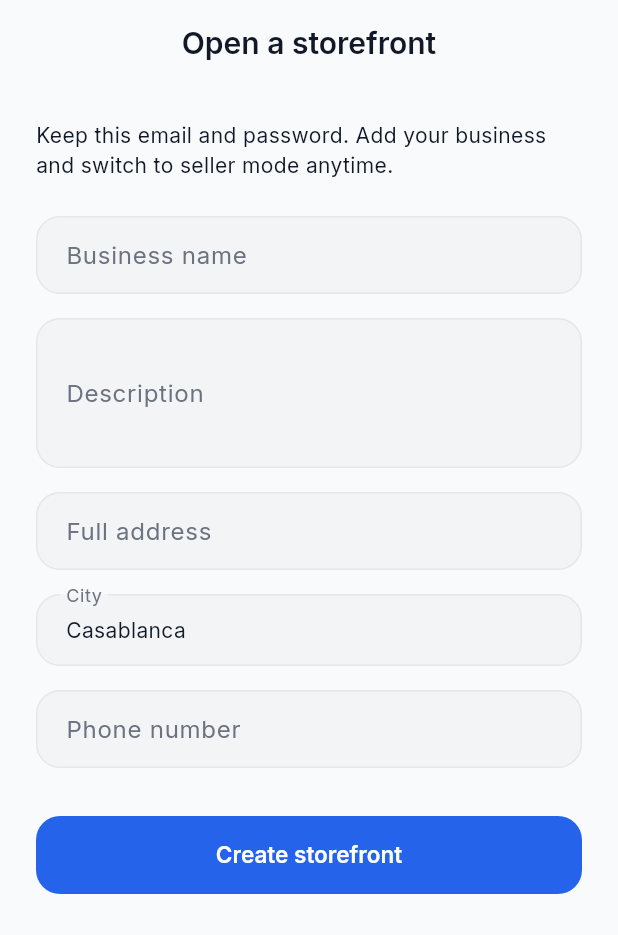
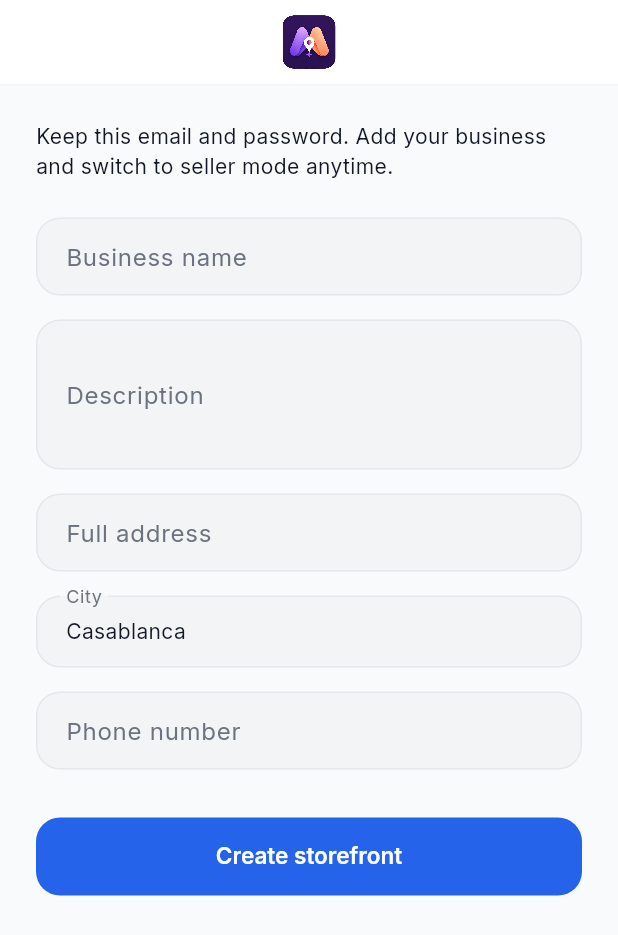
Before and after one commit to slayqueearikma-beep/margem, a Flutter app: the BecomeSellerScreen screen opened by its route, on a phone screen of 412 x 824 dp. Shown: the top 935 px of the screen. Run offline on Flutter 3.47's test engine with Material 3 defaults, Android fonts, the phone set to English and light mode, and no system bars; our stand-ins replace cached_network_image, flutter_rating_bar, flutter_riverpod, flutter_secure_storage, geolocator, go_router and 5 more; accounts and stored records are empty.

Commit message:
Center MarGem logo in headers across all app screens
- Add MarGemAppBar with geometrically centered logo (Stack layout)
- Update BuyerAppBar, BuyerShellHeader, and BuyerScreenTitle to use it
- Replace seller/community/map AppBars with centered logo header
- Add centered logo to search tab, product/seller SliverAppBars

Co-authored-by: slayqueearikma-beep <slayqueearikma-beep@users.noreply.github.com>

```diff
--- a/souq-local/mobile/lib/core/widgets/map_widgets.dart
+++ b/souq-local/mobile/lib/core/widgets/map_widgets.dart
@@ -4,6 +4,7 @@ import 'package:flutter/material.dart';
 import 'package:google_maps_flutter/google_maps_flutter.dart';
 
 import '../../l10n/app_localizations.dart';
+import '../../core/widgets/margem_app_bar.dart';
 import '../config/app_config.dart';
 import '../theme/app_spacing.dart';
 import '../theme/theme_context.dart';
@@ -54,8 +55,8 @@ class _MapLocationPickerPageState extends State<MapLocationPickerPage> {
   Widget build(BuildContext context) {
     final l10n = context.l10n;
     return Scaffold(
-      appBar: AppBar(
-        title: Text(widget.title),
+      appBar: MarGemAppBar(
+        semanticLabel: widget.title,
         actions: [
           TextButton(
             onPressed: () => Navigator.pop(context, _position),
--- /dev/null
+++ b/souq-local/mobile/lib/core/widgets/margem_app_bar.dart
@@ -0,0 +1,99 @@
+import 'package:flutter/material.dart';
+
+import '../theme/theme_context.dart';
+import 'app_brand_logo.dart';
+
+/// Centered MarGem logo for toolbars and sliver app bars.
+class MarGemAppBarLogo extends StatelessWidget {
+  const MarGemAppBarLogo({super.key});
+
+  @override
+  Widget build(BuildContext context) {
+    return const AppBrandLogo(
+      tier: AppLogoTier.compact,
+      includeClearSpace: false,
+    );
+  }
+}
+
+/// App bar with the MarGem logo centered on screen (not offset by actions).
+class MarGemAppBar extends StatelessWidget implements PreferredSizeWidget {
+  const MarGemAppBar({
+    super.key,
+    this.leading,
+    this.actions,
+    this.automaticallyImplyLeading = true,
+    this.bottom,
+    this.backgroundColor,
+    this.showDivider = true,
+    this.semanticLabel,
+  });
+
+  final Widget? leading;
+  final List<Widget>? actions;
+  final bool automaticallyImplyLeading;
+  final PreferredSizeWidget? bottom;
+  final Color? backgroundColor;
+  final bool showDivider;
+  final String? semanticLabel;
+
+  @override
+  Size get preferredSize {
+    final bottomHeight = bottom?.preferredSize.height ?? 0;
+    final dividerHeight = showDivider && bottom == null ? 1.0 : 0.0;
+    return Size.fromHeight(kToolbarHeight + bottomHeight + dividerHeight);
+  }
+
+  @override
+  Widget build(BuildContext context) {
+    final colors = context.colors;
+    Widget? effectiveLeading = leading;
+    if (effectiveLeading == null &&
+        automaticallyImplyLeading &&
+        Navigator.canPop(context)) {
+      effectiveLeading = BackButton(color: colors.textPrimary);
+    }
+
+    final actionWidgets = actions ?? const <Widget>[];
+
+    return Material(
+      color: backgroundColor ?? colors.surface,
+      child: Column(
+        mainAxisSize: MainAxisSize.min,
+        children: [
+          SafeArea(
+            bottom: false,
+            child: SizedBox(
+              height: kToolbarHeight,
+              child: Stack(
+                alignment: Alignment.center,
+                children: [
+                  if (effectiveLeading != null)
+                    Align(
+                      alignment: AlignmentDirectional.centerStart,
+                      child: effectiveLeading,
+                    ),
+                  Semantics(
+                    label: semanticLabel ?? 'MarGem',
+                    child: const MarGemAppBarLogo(),
+                  ),
+                  if (actionWidgets.isNotEmpty)
+                    Align(
+                      alignment: AlignmentDirectional.centerEnd,
+                      child: Row(
+                        mainAxisSize: MainAxisSize.min,
+                        children: actionWidgets,
+                      ),
+                    ),
+                ],
+              ),
+            ),
+          ),
+          if (bottom != null) bottom!,
+          if (showDivider && bottom == null)
+            Container(height: 1, color: colors.divider),
+        ],
+      ),
+    );
+  }
+}
--- a/souq-local/mobile/lib/features/community_chat/community_city_screen.dart
+++ b/souq-local/mobile/lib/features/community_chat/community_city_screen.dart
@@ -10,6 +10,7 @@ import '../../core/theme/theme_context.dart';
 import '../../core/utils/directional_ui.dart';
 import '../../core/widgets/async_error_view.dart';
 import '../../core/widgets/design_system_components.dart';
+import '../../core/widgets/margem_app_bar.dart';
 import '../../core/widgets/margem_background.dart';
 import '../../l10n/app_localizations.dart';
 import 'community_providers.dart';
@@ -36,7 +37,8 @@ class CommunityCityScreen extends ConsumerWidget {
             SliverAppBar(
               pinned: true,
               backgroundColor: Colors.transparent,
-              title: Text(l10n.communityChatTitle),
+              centerTitle: true,
+              title: const MarGemAppBarLogo(),
               actions: [
                 IconButton(
                   icon: const Icon(Icons.explore_outlined),
--- a/souq-local/mobile/lib/features/onboarding/become_seller_screen.dart
+++ b/souq-local/mobile/lib/features/onboarding/become_seller_screen.dart
@@ -10,6 +10,7 @@ import '../../core/services/app_storage.dart';
 import '../../core/theme/app_spacing.dart';
 import '../../core/widgets/app_buttons.dart';
 import '../../core/widgets/error_dialog.dart';
+import '../../core/widgets/margem_app_bar.dart';
 import '../../l10n/app_localizations.dart';
 
 /// Logged-in users open a storefront on the same email/password account.
@@ -95,7 +96,7 @@ class _BecomeSellerScreenState extends ConsumerState<BecomeSellerScreen> {
   Widget build(BuildContext context) {
     final l10n = context.l10n;
     return Scaffold(
-      appBar: AppBar(title: Text(l10n.becomeSeller)),
+      appBar: MarGemAppBar(semanticLabel: l10n.becomeSeller),
       body: SafeArea(
         child: ListView(
           padding: const EdgeInsets.all(AppSpacing.screenHorizontal),
--- a/souq-local/mobile/lib/features/seller/seller_add_service_wizard.dart
+++ b/souq-local/mobile/lib/features/seller/seller_add_service_wizard.dart
@@ -13,6 +13,7 @@ import '../../core/theme/app_spacing.dart';
 import '../../core/theme/theme_context.dart';
 import '../../core/widgets/app_buttons.dart';
 import '../../core/widgets/error_dialog.dart';
+import '../../core/widgets/margem_app_bar.dart';
 import '../../core/widgets/network_image_view.dart';
 import '../../core/widgets/service_pricing_fields.dart';
 import '../../l10n/app_localizations.dart';
@@ -158,12 +159,13 @@ class _SellerAddServiceWizardState extends ConsumerState<SellerAddServiceWizard>
           );
 
     return Scaffold(
-      appBar: AppBar(
+      appBar: MarGemAppBar(
+        automaticallyImplyLeading: false,
         leading: IconButton(
           icon: const Icon(Icons.arrow_back_rounded),
           onPressed: _loading ? null : _back,
         ),
-        title: Text(l10n.addService),
+        semanticLabel: l10n.addService,
       ),
       body: Column(
         children: [
--- a/souq-local/mobile/lib/features/seller/seller_analytics_screen.dart
+++ b/souq-local/mobile/lib/features/seller/seller_analytics_screen.dart
@@ -5,6 +5,7 @@ import '../../core/models/models.dart';
 import '../../core/services/api_service.dart';
 import '../../core/theme/app_spacing.dart';
 import '../../core/widgets/async_error_view.dart';
+import '../../core/widgets/margem_app_bar.dart';
 import '../../l10n/app_localizations.dart';
 import 'seller_account_provider.dart';
 import 'seller_widgets.dart';
@@ -19,7 +20,7 @@ class SellerAnalyticsScreen extends ConsumerWidget {
     final analyticsAsync = ref.watch(sellerAnalyticsProvider);
 
     return Scaffold(
-      appBar: AppBar(title: Text(l10n.analytics)),
+      appBar: MarGemAppBar(semanticLabel: l10n.analytics),
       body: accountAsync.when(
         loading: () => const Center(child: CircularProgressIndicator()),
         error: (error, _) => AsyncErrorView(
--- a/souq-local/mobile/lib/features/seller/seller_catalog_screen.dart
+++ b/souq-local/mobile/lib/features/seller/seller_catalog_screen.dart
@@ -7,6 +7,7 @@ import '../../core/services/api_service.dart';
 import '../../core/theme/app_spacing.dart';
 import '../../core/theme/theme_context.dart';
 import '../../core/widgets/async_error_view.dart';
+import '../../core/widgets/margem_app_bar.dart';
 import '../../core/widgets/product_carousel_card.dart';
 import '../../l10n/app_localizations.dart';
 
@@ -78,7 +79,7 @@ class _SellerCatalogScreenState extends ConsumerState<SellerCatalogScreen> {
   Widget build(BuildContext context) {
     final l10n = context.l10n;
     return Scaffold(
-      appBar: AppBar(title: Text(l10n.allProducts)),
+      appBar: MarGemAppBar(semanticLabel: l10n.allProducts),
       body: FutureBuilder<SellerModel>(
         future: _future,
         builder: (context, snapshot) {
--- a/souq-local/mobile/lib/features/seller/seller_detail_screen.dart
+++ b/souq-local/mobile/lib/features/seller/seller_detail_screen.dart
@@ -13,6 +13,7 @@ import '../../core/widgets/achievement_badges.dart';
 import '../../core/widgets/async_error_view.dart';
 import '../../core/widgets/error_dialog.dart';
 import '../../core/widgets/marketplace_actions.dart';
+import '../../core/widgets/margem_app_bar.dart';
 import '../../core/widgets/network_image_view.dart';
 import '../../core/widgets/product_carousel_card.dart';
 import '../../core/widgets/service_card.dart';
@@ -234,6 +235,8 @@ class _SellerDetailScreenState extends ConsumerState<SellerDetailScreen> {
                 expandedHeight: 240,
                 pinned: true,
                 stretch: true,
+                centerTitle: true,
+                title: const MarGemAppBarLogo(),
                 flexibleSpace: FlexibleSpaceBar(
                   stretchModes: [
                     StretchMode.zoomBackground,
--- a/souq-local/mobile/lib/features/seller/seller_profile_screen.dart
+++ b/souq-local/mobile/lib/features/seller/seller_profile_screen.dart
@@ -15,6 +15,7 @@ import '../../core/services/upload_service.dart';
 import '../../core/theme/app_spacing.dart';
 import '../../core/widgets/app_buttons.dart';
 import '../../core/widgets/async_error_view.dart';
+import '../../core/widgets/margem_app_bar.dart';
 import '../../core/widgets/error_dialog.dart';
 import '../../core/widgets/map_widgets.dart';
 import '../../core/widgets/network_image_view.dart';
@@ -174,7 +175,7 @@ class _SellerProfileScreenState extends ConsumerState<SellerProfileScreen> {
     final accountAsync = ref.watch(sellerAccountProvider);
 
     return Scaffold(
-      appBar: AppBar(title: Text(l10n.profileManagement)),
+      appBar: MarGemAppBar(semanticLabel: l10n.profileManagement),
       body: accountAsync.when(
         loading: () => const Center(child: CircularProgressIndicator()),
         error: (error, _) => AsyncErrorView.fromError(
--- a/souq-local/mobile/lib/features/seller/seller_settings_screen.dart
+++ b/souq-local/mobile/lib/features/seller/seller_settings_screen.dart
@@ -10,6 +10,7 @@ import '../../core/theme/app_spacing.dart';
 import '../../core/theme/theme_context.dart';
 import '../../core/widgets/app_buttons.dart';
 import '../../core/widgets/error_dialog.dart';
+import '../../core/widgets/margem_app_bar.dart';
 import '../../l10n/app_localizations.dart';
 import 'seller_account_provider.dart';
 
@@ -123,7 +124,7 @@ class _SellerSettingsScreenState extends ConsumerState<SellerSettingsScreen> {
     final themeMode = ref.watch(themeModeProvider);
 
     return Scaffold(
-      appBar: AppBar(title: Text(l10n.accountSecurity)),
+      appBar: MarGemAppBar(semanticLabel: l10n.accountSecurity),
       body: ListView(
         padding: const EdgeInsets.all(AppSpacing.screenHorizontal),
         children: [
--- a/souq-local/mobile/lib/features/seller/seller_shell.dart
+++ b/souq-local/mobile/lib/features/seller/seller_shell.dart
@@ -4,6 +4,7 @@ import 'package:flutter_riverpod/flutter_riverpod.dart';
 import 'package:go_router/go_router.dart';
 
 import '../../core/navigation/app_back_handler.dart';
+import '../../core/widgets/margem_app_bar.dart';
 import '../../l10n/app_localizations.dart';
 import 'seller_bookings_tab.dart';
 import 'seller_catalog_tab.dart';
@@ -63,8 +64,8 @@ class SellerShell extends ConsumerWidget {
     return RootBackScope(
       child: Scaffold(
         drawer: const SellerDrawer(),
-        appBar: AppBar(
-          title: Text(_titleForTab(l10n, index)),
+        appBar: MarGemAppBar(
+          automaticallyImplyLeading: false,
           leading: Builder(
             builder: (ctx) => IconButton(
               icon: const Icon(Icons.menu_rounded),
```
Also changed, not shown: souq-local/mobile/lib/core/widgets/buyer_ui_components.dart (+36 -58 lines), souq-local/mobile/lib/features/community_chat/community_channel_screen.dart (+3 -13 lines), souq-local/mobile/lib/features/search/search_screen.dart (+2 -5 lines), souq-local/mobile/lib/features/seller/product_detail_screen.dart (+5 -2 lines), souq-local/mobile/lib/features/seller/seller_products_screen.dart (+6 -6 lines), souq-local/mobile/lib/features/seller/seller_reviews_screen.dart (+4 -3 lines), souq-local/mobile/lib/features/seller/seller_services_screen.dart (+7 -6 lines).
